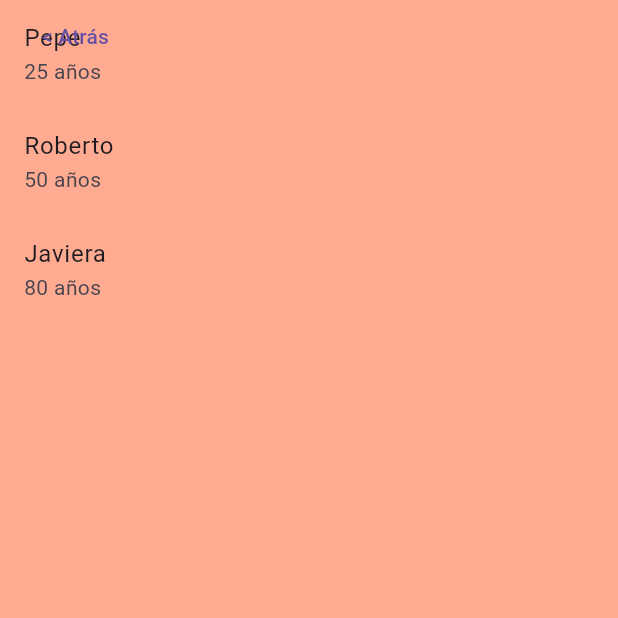
After one commit to juanrinconadacev/ejemplo, a Flutter app: the Listado screen opened directly, on a phone screen of 412 x 824 dp, the top half of it. The commit adds this screen. Run offline on Flutter 3.47's test engine with Material 3 defaults, Android fonts, the phone set to English and light mode, and no system bars.

Commit message:
Add list of people

```diff
--- a/lib/formulario.dart
+++ b/lib/formulario.dart
@@ -1,4 +1,4 @@
-
+import 'package:ejemplo/listado.dart';
 import 'package:ejemplo/persona.dart';
 import 'package:ejemplo/textoTitulo.dart';
 import 'package:flutter/material.dart';
@@ -16,7 +16,8 @@ class _Formulario extends State<Formulario> {
   Persona persona = Persona('', 20);
 
   botonPulsado() {
-    print('Botón pulsado');
+    Navigator.of(context)
+        .push(MaterialPageRoute(builder: (context) => Listado()));
   }
 
   edadCambiada(double edad) {
--- /dev/null
+++ b/lib/listado.dart
@@ -0,0 +1,40 @@
+import 'package:ejemplo/persona.dart';
+import 'package:flutter/material.dart';
+
+class Listado extends StatefulWidget {
+  const Listado({super.key});
+
+  @override
+  State<Listado> createState() => _Listado();
+}
+
+class _Listado extends State<Listado> {
+  atras() {
+    Navigator.pop(context);
+  }
+
+  @override
+  Widget build(BuildContext context) {
+    var personas = [
+      Persona("Pepe", 25),
+      Persona("Roberto", 50),
+      Persona("Javiera", 80)
+    ];
+
+    return Scaffold(
+        backgroundColor: Colors.deepOrange[200],
+        floatingActionButtonLocation: FloatingActionButtonLocation.startTop,
+        floatingActionButton: TextButton(
+          onPressed: atras,
+          child: const Text('< Atrás'),
+        ),
+        body: ListView.builder(
+          itemCount: personas.length,
+          itemBuilder: (context, index) {
+          return ListTile(
+            title: Text(personas[index].nombre),
+            subtitle: Text(personas[index].edad.toString() + ' años'),
+          );
+        }),);
+  }
+}
```
